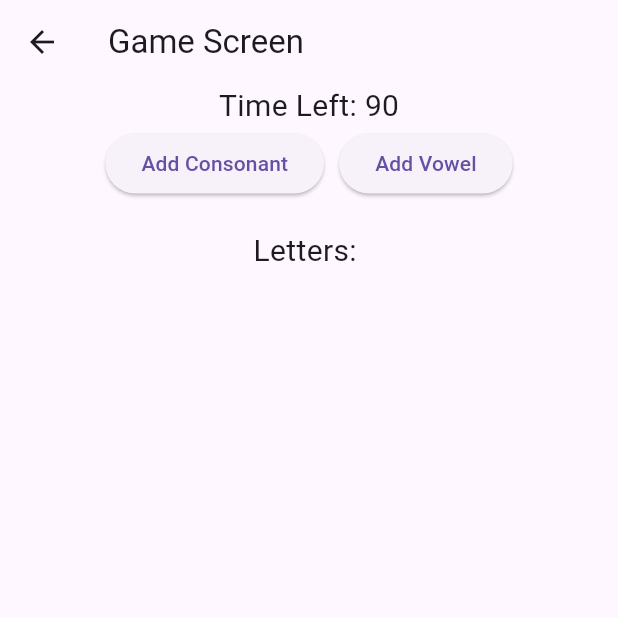
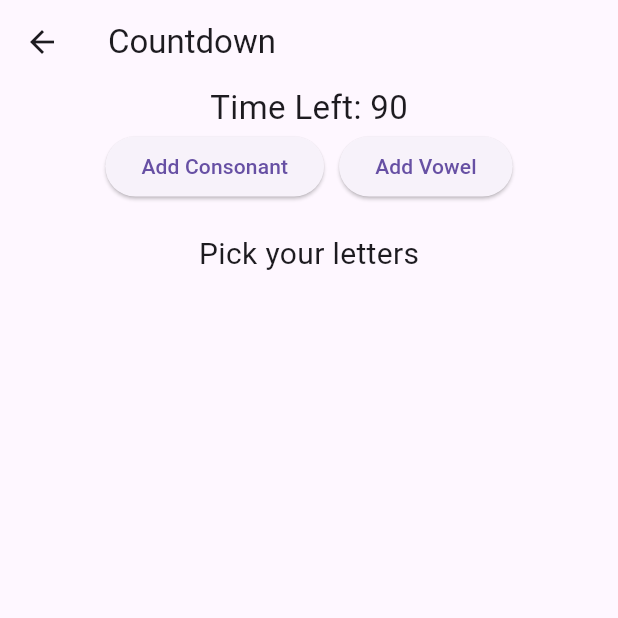
Before and after one commit to KevinLorne/countdown, a Flutter app: the screen it shows after launch, after a tap on "Start Game", on a phone screen of 412 x 824 dp, the top half of it. Run offline on Flutter 3.47's test engine with Material 3 defaults, Android fonts, the phone set to English and light mode, and no system bars.

Commit message:
final commit

```diff
--- a/lib/game_screen.dart
+++ b/lib/game_screen.dart
@@ -1,7 +1,8 @@
 import 'dart:async';
 import 'dart:math';
+
+import 'package:flutter/material.dart';
 import 'package:http/http.dart' as http;
-import 'package:flutter/material.dart';
 
 class GameScreen extends StatefulWidget {
   final String difficulty;
@@ -32,18 +33,22 @@ class _GameScreenState extends State<GameScreen> {
   int _highestScore = 0;
   String playerName = '';
   int totalWords = 0;
+  bool _nameSubmitted = false;
 
   final List<Map<String, dynamic>> _localScores = [];
+
+  // 1. Declare a TextEditingController
+  final TextEditingController _wordController = TextEditingController();
 
   @override
   void initState() {
     super.initState();
     _initializeGame();
     totalWords = widget.consonants + widget.vowels;
+    // Optionally start adding letters or wait for user input
   }
 
   void _initializeGame() {
-
     switch (widget.difficulty) {
       case 'Easy':
         _timeLeft = 90;
@@ -77,7 +82,8 @@ class _GameScreenState extends State<GameScreen> {
     const String consonants = 'BCDFGHJKLMNPQRSTVWXYZ';
     if (letters.length < totalWords) {
       setState(() {
-        if (letters.where((letter) => consonants.contains(letter)).length < widget.consonants) {
+        if (letters.where((letter) => consonants.contains(letter)).length <
+            widget.consonants) {
           letters.add(consonants[_random.nextInt(consonants.length)]);
         }
         if (letters.length == totalWords) {
@@ -91,7 +97,8 @@ class _GameScreenState extends State<GameScreen> {
     const String vowels = 'AEIOU';
     if (letters.length < totalWords) {
       setState(() {
-        if (letters.where((letter) => vowels.contains(letter)).length < widget.vowels) {
+        if (letters.where((letter) => vowels.contains(letter)).length <
+            widget.vowels) {
           letters.add(vowels[_random.nextInt(vowels.length)]);
         }
         if (letters.length == totalWords) {
@@ -144,26 +151,57 @@ class _GameScreenState extends State<GameScreen> {
         score = 0;
       });
     }
+
+    // 5. Clear the TextField after processing the word
+    _wordController.clear();
+    // Optionally, reset the 'word' variable
+    setState(() {
+      word = '';
+    });
   }
 
   void _saveScore() {
-    if (playerName.isNotEmpty && _highestScore > 0) {
-      widget.onAddScore(word, _highestScore, playerName);
+    if (_highestScore > 0 && playerName.isNotEmpty) {
+      String highestScoringWord = '';
+      int highestScore = 0;
+
+      for (var scoreEntry in _localScores) {
+        if (scoreEntry['score'] > highestScore) {
+          highestScoringWord = scoreEntry['word'];
+          highestScore = scoreEntry['score'];
         }
+      }
+
+      if (highestScoringWord.isNotEmpty) {
+        widget.onAddScore(highestScoringWord, highestScore, playerName);
+        setState(() {
+          _nameSubmitted = true;
+        });
+      }
+    }
+  }
+
+  void shuffleLetters() {
+    setState(() {
+      letters.shuffle(_random);
+    });
   }
 
   @override
   Widget build(BuildContext context) {
     final int highestScore = _localScores.isNotEmpty
-        ? _localScores.map((scoreEntry) => scoreEntry['score'] as int).reduce((a, b) => a > b ? a : b)
+        ? _localScores
+            .map((scoreEntry) => scoreEntry['score'] as int)
+            .reduce((a, b) => a > b ? a : b)
         : 0;
 
     return Scaffold(
-      appBar: AppBar(title: const Text('Game Screen')),
+      appBar: AppBar(title: const Text('Countdown')),
       body: Column(
         mainAxisAlignment: MainAxisAlignment.center,
         children: [
-          Text('Time Left: $_timeLeft', style: const TextStyle(fontSize: 20)),
+          Text(_timeLeft == 0 ? 'Game Over' : 'Time Left: $_timeLeft',
+              style: const TextStyle(fontSize: 22)),
           if (letters.length < totalWords) ...[
             Row(
               mainAxisAlignment: MainAxisAlignment.center,
@@ -180,12 +218,29 @@ class _GameScreenState extends State<GameScreen> {
               ],
             ),
             const SizedBox(height: 20),
-            Text('Letters: ${letters.join(' ')}', style: const TextStyle(fontSize: 20)),
+            letters.isEmpty
+                ? const Text(
+                    'Pick your letters',
+                    style: TextStyle(fontSize: 20),
+                  )
+                : Text(
+                    'Letters: ${letters.join(' ')}',
+                    style: const TextStyle(fontSize: 20),
+                  ),
           ] else ...[
-            Text('Letters: ${letters.join(' ')}', style: const TextStyle(fontSize: 30)),
+            Text(
+              'Letters: ${letters.join(' ')}',
+              style: const TextStyle(fontSize: 30),
+            ),
+            ElevatedButton(
+              onPressed: shuffleLetters,
+              child: const Text('Shuffle Letters'),
+            ),
             Padding(
               padding: const EdgeInsets.all(8.0),
               child: TextField(
+                controller: _wordController,
+                // 4. Attach the controller
                 style: const TextStyle(fontSize: 15),
                 onChanged: (value) => word = value,
                 decoration: const InputDecoration(hintText: 'Enter your word'),
@@ -197,9 +252,14 @@ class _GameScreenState extends State<GameScreen> {
               child: const Text('Submit Word'),
             ),
             Text('Score: $score'),
-            if (!_canType) ...[
+            if (!_canType && highestScore != 0) ...[
               const SizedBox(height: 20),
-              Text('Highest Score: $highestScore', style: const TextStyle(fontSize: 20, fontWeight: FontWeight.bold)),
+              Text(
+                ' Highest Score: $highestScore',
+                style:
+                    const TextStyle(fontSize: 20, fontWeight: FontWeight.bold),
+              ),
+              if (!_nameSubmitted)
                 TextField(
                   onChanged: (value) {
                     setState(() {
@@ -209,6 +269,7 @@ class _GameScreenState extends State<GameScreen> {
                   decoration: const InputDecoration(hintText: 'Your Name'),
                 ),
               const SizedBox(height: 10),
+              if (!_nameSubmitted)
                 ElevatedButton(
                   onPressed: _saveScore,
                   child: const Text('Save Score'),
@@ -236,6 +297,7 @@ class _GameScreenState extends State<GameScreen> {
   @override
   void dispose() {
     _timer?.cancel();
+    _wordController.dispose();
     super.dispose();
   }
 }
--- a/lib/main_menu.dart
+++ b/lib/main_menu.dart
@@ -11,6 +11,14 @@ class MainMenu extends StatelessWidget {
         child: Column(
           mainAxisAlignment: MainAxisAlignment.center,
           children: <Widget>[
+            const SizedBox(
+              width: 100,
+              height: 100,
+              child: Icon(
+                Icons.alarm_outlined,
+                size: 100,
+              ),
+            ),
             ElevatedButton(
               onPressed: () {
                 Navigator.pushNamed(context, '/game');
--- a/lib/score.dart
+++ b/lib/score.dart
@@ -1,7 +1,6 @@
 import 'package:flutter/material.dart';
 
 class HighScoresScreen extends StatefulWidget {
-
   final List<Map<String, dynamic>> scores;
 
   const HighScoresScreen({super.key, required this.scores});
@@ -23,8 +22,11 @@ class _HighScoresScreenState extends State<HighScoresScreen> {
       body: ListView.builder(
         itemCount: sortedScores.length,
         itemBuilder: (context, index) {
+          // Ensure 'word' is being accessed correctly here
+          final word = sortedScores[index]['word'] ??
+              'Unknown'; // Default value to 'Unknown'
           return ListTile(
-            title: Text('Word: ${sortedScores[index]['word']} (${sortedScores[index]['score']} points)'),
+            title: Text('Word: $word (${sortedScores[index]['score']} points)'),
             subtitle: Text('Player: ${sortedScores[index]['player']}'),
           );
         },
```
Also changed, not shown: lib/instructions_screen.dart (+6 -7 lines), 3 other files. Lines whose indentation alone changed are shown as unchanged.
